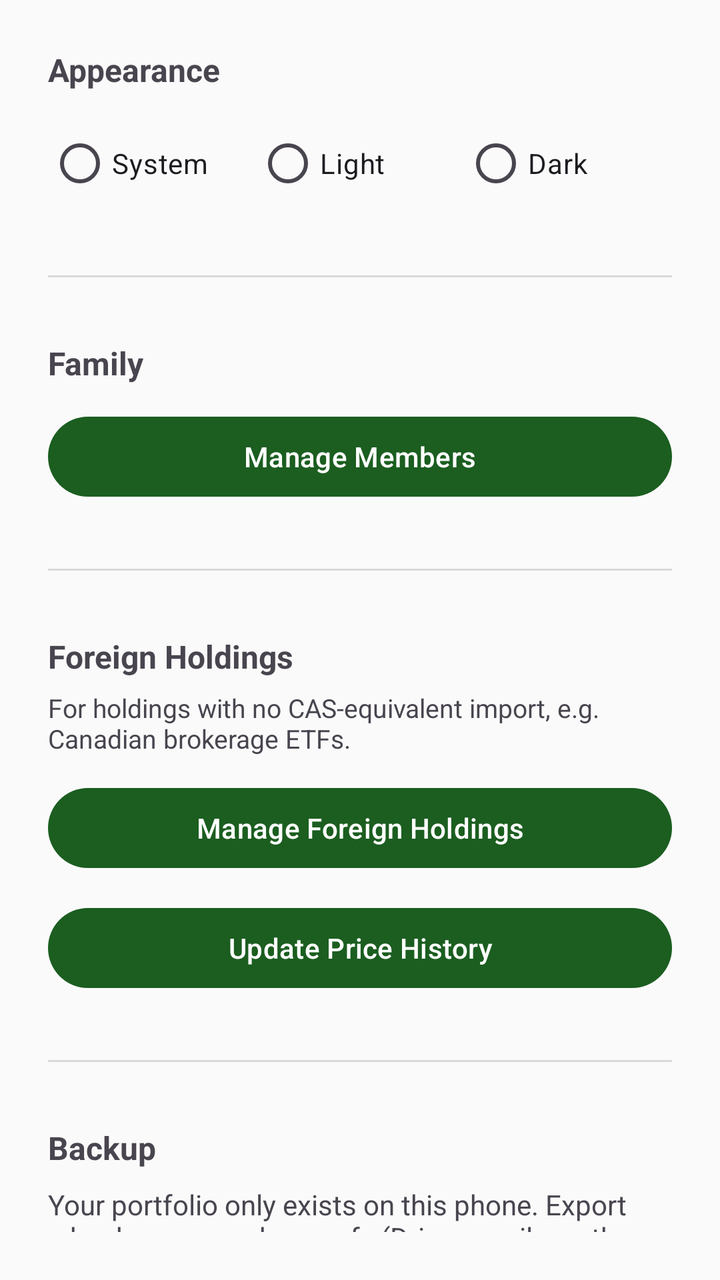
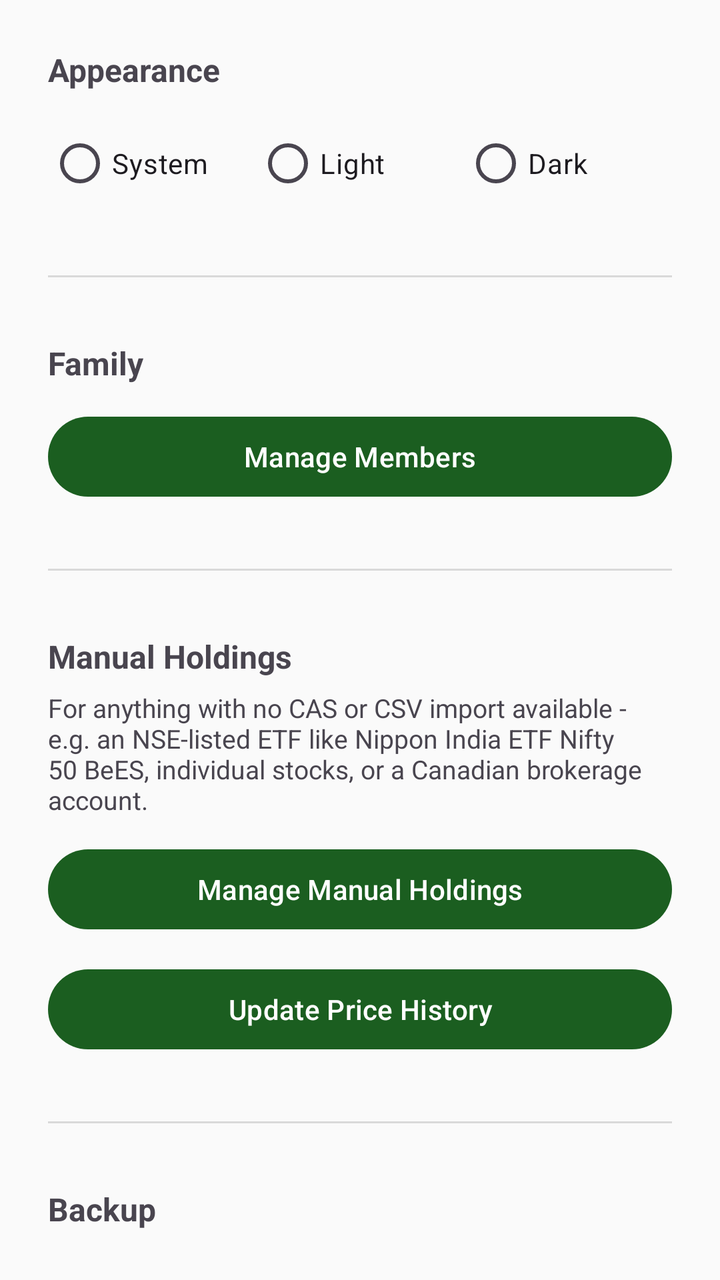

Two renders of the same Android screen: before a commit and after it. Below are the layout's source before the change and the commit's diff.
<!-- AndroidManifest.xml: application theme Theme.PersonalPortfolio -->
<!-- res/layout/activity_settings.xml -->
<?xml version="1.0" encoding="utf-8"?>
<LinearLayout xmlns:android="http://schemas.android.com/apk/res/android"
    android:layout_width="match_parent"
    android:layout_height="match_parent"
    android:orientation="vertical"
    android:padding="24dp">

    <TextView
        android:layout_width="match_parent"
        android:layout_height="wrap_content"
        android:textSize="16sp"
        android:textStyle="bold"
        android:text="Appearance" />

    <RadioGroup
        android:id="@+id/themeRadioGroup"
        android:layout_width="match_parent"
        android:layout_height="wrap_content"
        android:orientation="horizontal"
        android:layout_marginTop="12dp">

        <RadioButton
            android:id="@+id/themeSystemRadio"
            android:layout_width="0dp"
            android:layout_height="wrap_content"
            android:layout_weight="1"
            android:text="System" />

        <RadioButton
            android:id="@+id/themeLightRadio"
            android:layout_width="0dp"
            android:layout_height="wrap_content"
            android:layout_weight="1"
            android:text="Light" />

        <RadioButton
            android:id="@+id/themeDarkRadio"
            android:layout_width="0dp"
            android:layout_height="wrap_content"
            android:layout_weight="1"
            android:text="Dark" />

    </RadioGroup>

    <View
        android:layout_width="match_parent"
        android:layout_height="1dp"
        android:background="#22000000"
        android:layout_marginTop="32dp"
        android:layout_marginBottom="32dp" />

    <TextView
        android:layout_width="match_parent"
        android:layout_height="wrap_content"
        android:textSize="16sp"
        android:textStyle="bold"
        android:text="Family" />

    <Button
        android:id="@+id/manageMembersButton"
        android:layout_width="match_parent"
        android:layout_height="wrap_content"
        android:layout_marginTop="12dp"
        android:text="Manage Members" />

    <View
        android:layout_width="match_parent"
        android:layout_height="1dp"
        android:background="#22000000"
        android:layout_marginTop="32dp"
        android:layout_marginBottom="32dp" />

    <TextView
        android:layout_width="match_parent"
        android:layout_height="wrap_content"
        android:textSize="16sp"
        android:textStyle="bold"
        android:text="Foreign Holdings" />

    <TextView
        android:layout_width="match_parent"
        android:layout_height="wrap_content"
        android:layout_marginTop="6dp"
        android:textSize="13sp"
        android:text="For holdings with no CAS-equivalent import, e.g. Canadian brokerage ETFs." />

    <Button
        android:id="@+id/manageForeignHoldingsButton"
        android:layout_width="match_parent"
        android:layout_height="wrap_content"
        android:layout_marginTop="12dp"
        android:text="Manage Foreign Holdings" />

    <Button
        android:id="@+id/updateHistoryButton"
        android:layout_width="match_parent"
        android:layout_height="wrap_content"
        android:layout_marginTop="12dp"
        android:text="Update Price History" />

    <View
        android:layout_width="match_parent"
        android:layout_height="1dp"
        android:background="#22000000"
        android:layout_marginTop="32dp"
        android:layout_marginBottom="32dp" />

    <TextView
        android:layout_width="match_parent"
        android:layout_height="wrap_content"
        android:textSize="16sp"
        android:textStyle="bold"
        android:text="Backup" />

    <TextView
        android:layout_width="match_parent"
        android:layout_height="wrap_content"
        android:layout_marginTop="8dp"
        android:textSize="14sp"
        android:text="Your portfolio only exists on this phone. Export a backup somewhere safe (Drive, email, another device) every so often." />

    <Button
        android:id="@+id/exportButton"
        android:layout_width="match_parent"
        android:layout_height="wrap_content"
        android:layout_marginTop="20dp"
        android:text="Export Backup" />

    <View
        android:layout_width="match_parent"
        android:layout_height="1dp"
        android:background="#22000000"
        android:layout_marginTop="32dp"
        android:layout_marginBottom="32dp" />

    <TextView
        android:layout_width="match_parent"
        android:layout_height="wrap_content"
        android:textSize="16sp"
        android:textStyle="bold"
        android:text="Restore" />

    <TextView
        android:layout_width="match_parent"
        android:layout_height="wrap_content"
        android:layout_marginTop="8dp"
        android:textSize="14sp"
        android:textColor="#C62828"
        android:text="This REPLACES everything currently in the app with the backup file. Anything added since that backup was made will be lost." />

    <Button
        android:id="@+id/importButton"
        android:layout_width="match_parent"
        android:layout_height="wrap_content"
        android:layout_marginTop="20dp"
        android:text="Restore From Backup" />

    <TextView
        android:id="@+id/settingsStatusText"
        android:layout_width="match_parent"
        android:layout_height="wrap_content"
        android:layout_marginTop="24dp"
        android:textSize="14sp" />

</LinearLayout>
<!-- resources referenced by this layout -->
<resources>
  <style name="Theme.PersonalPortfolio" parent="Theme.Material3.DayNight.NoActionBar">
          <item name="colorPrimary">@color/colorPrimary</item>
          <item name="colorPrimaryVariant">@color/colorPrimaryVariant</item>
          <item name="colorOnPrimary">@color/colorOnPrimary</item>
  
          <item name="colorSecondary">@color/colorSecondary</item>
          <item name="colorOnSecondary">@color/colorOnSecondary</item>
  
          <item name="android:colorBackground">@color/colorBackground</item>
          <item name="colorOnBackground">@color/colorOnBackground</item>
  
          <item name="colorSurface">@color/colorSurface</item>
          <item name="colorOnSurface">@color/colorOnSurface</item>
  
          <item name="android:statusBarColor">@color/colorPrimaryVariant</item>
      </style>
  <color name="colorPrimary">#1B5E20</color>
  <color name="colorPrimaryVariant">#0D3B12</color>
  <color name="colorOnPrimary">#FFFFFF</color>
  <color name="colorSecondary">#00897B</color>
  <color name="colorOnSecondary">#FFFFFF</color>
  <color name="colorBackground">#FAFAFA</color>
  <color name="colorOnBackground">#1A1A1A</color>
  <color name="colorSurface">#FFFFFF</color>
  <color name="colorOnSurface">#1A1A1A</color>
</resources>

<!-- the commit's change to res/layout/activity_settings.xml (unified diff, before → after) -->
@@ -75,21 +75,21 @@
         android:layout_height="wrap_content"
         android:textSize="16sp"
         android:textStyle="bold"
-        android:text="Foreign Holdings" />
+        android:text="Manual Holdings" />
 
     <TextView
         android:layout_width="match_parent"
         android:layout_height="wrap_content"
         android:layout_marginTop="6dp"
         android:textSize="13sp"
-        android:text="For holdings with no CAS-equivalent import, e.g. Canadian brokerage ETFs." />
+        android:text="For anything with no CAS or CSV import available - e.g. an NSE-listed ETF like Nippon India ETF Nifty 50 BeES, individual stocks, or a Canadian brokerage account." />
 
     <Button
         android:id="@+id/manageForeignHoldingsButton"
         android:layout_width="match_parent"
         android:layout_height="wrap_content"
         android:layout_marginTop="12dp"
-        android:text="Manage Foreign Holdings" />
+        android:text="Manage Manual Holdings" />
 
     <Button
         android:id="@+id/updateHistoryButton"
